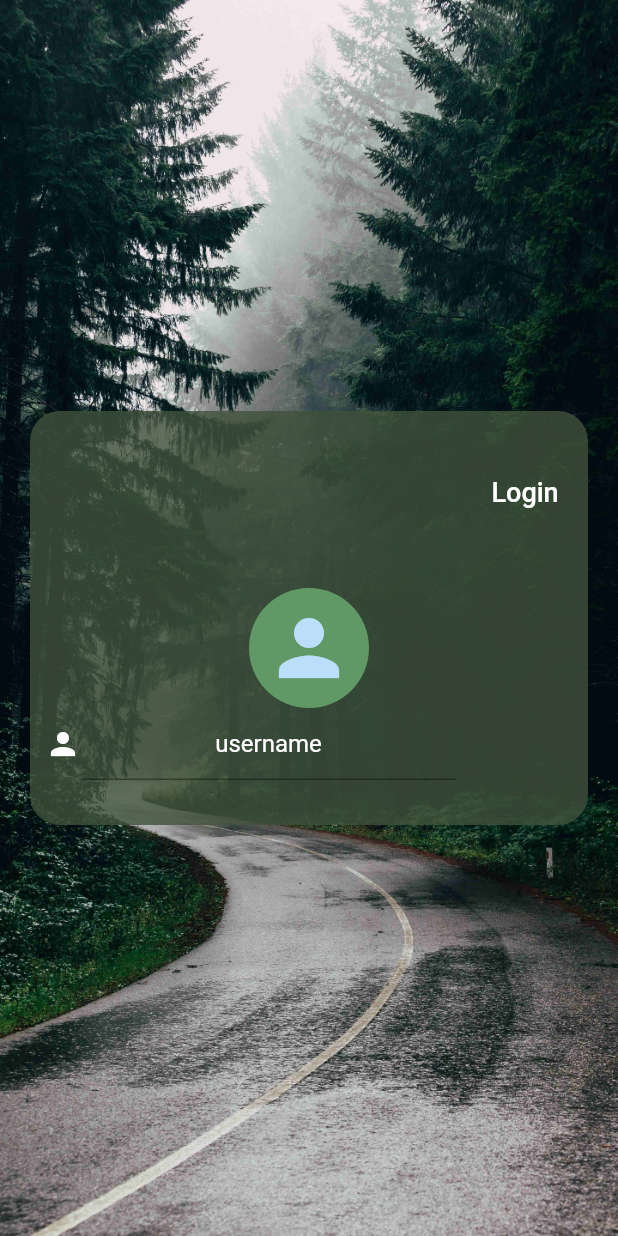
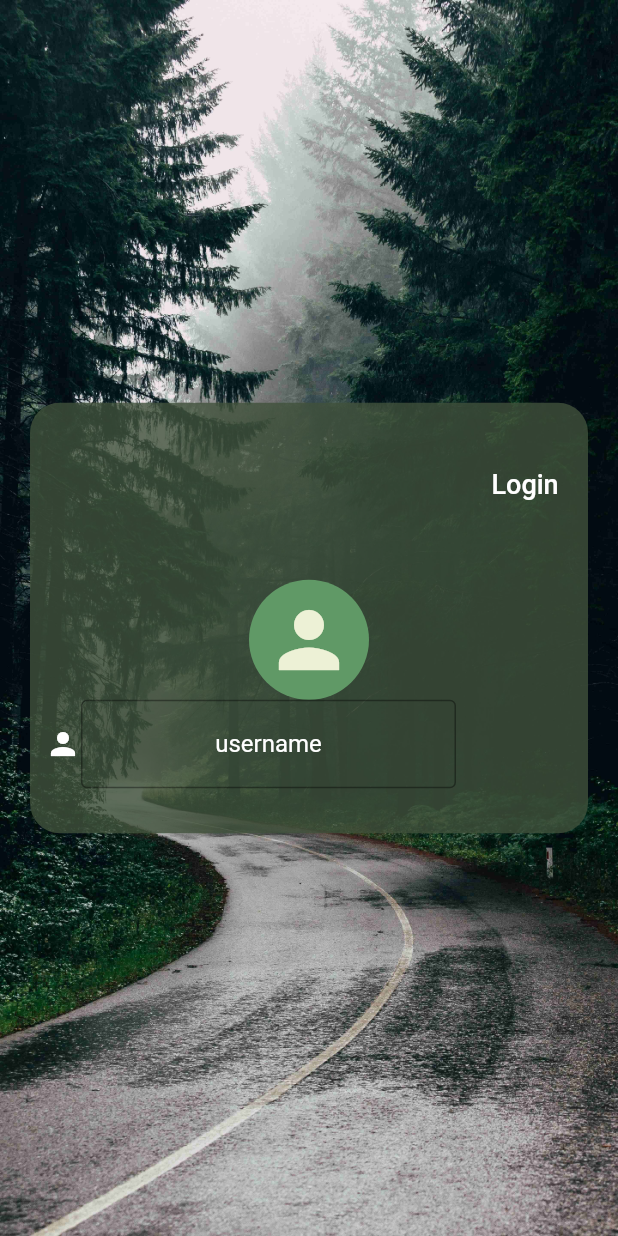
Before and after one commit to chrisokoriedev/firstclass, a Flutter app: the screen it shows after launch, on a phone screen of 412 x 824 dp. Run offline on Flutter 3.47's test engine with Material 2 defaults, Android fonts, the phone set to English and light mode, and no system bars; our stand-ins replace google_fonts.

Commit message:
added input color border

```diff
--- a/lib/main.dart
+++ b/lib/main.dart
@@ -63,6 +63,7 @@ class _MyAppState extends State<MyApp> {
                       child: Icon(
                         Icons.person,
                         size: 60,
+                        color: Color(0xffEDF1D6),
                       ),
                     ),
                     Row(
@@ -74,13 +75,16 @@ class _MyAppState extends State<MyApp> {
                         SizedBox(
                           width: 250,
                           child: TextFormField(
+                            keyboardType: TextInputType.name,
                             textAlign: TextAlign.center,
                             decoration: InputDecoration(
-                              hintText: 'username',
-                              hintStyle: TextStyle(
-                                color: Colors.white,
-                              ),
-                            ),
+                                hintText: 'username',
+                                hintStyle: TextStyle(
+                                  color: Colors.white,
+                                ),
+                                border: OutlineInputBorder(
+                                    borderSide:
+                                        BorderSide(color: Colors.white))),
                           ),
                         ),
                       ],
```
